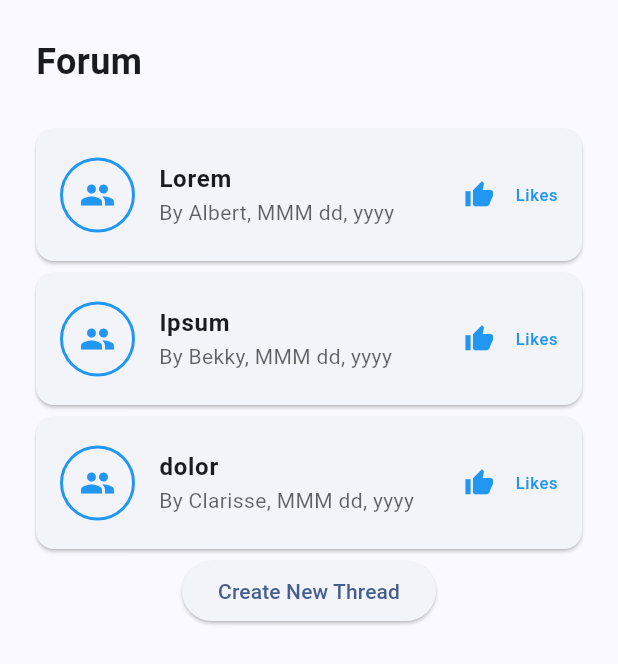
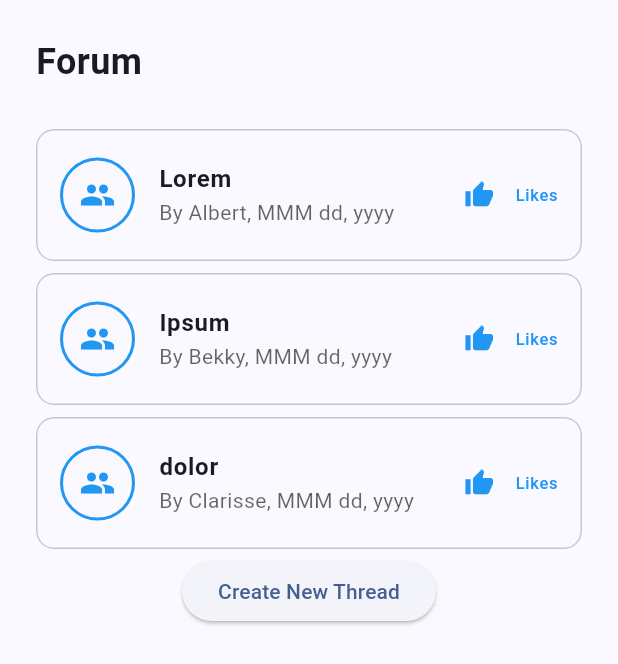
Before and after one commit to FakhriF/simaskuli_flutter, a Flutter app: the ForumPage screen opened directly, on a phone screen of 412 x 824 dp. Shown: the top 664 px of the screen. Run offline on Flutter 3.47's test engine with Material 3 defaults, Android fonts, the phone set to English and light mode, and no system bars.

Commit message:
Update UI to resemble more of web site

```diff
--- a/lib/pages/forum/forum_page.dart
+++ b/lib/pages/forum/forum_page.dart
@@ -32,7 +32,7 @@ class ForumPage extends StatelessWidget {
                 itemBuilder: (context, index) {
                   return Container(
                     padding: const EdgeInsets.symmetric(horizontal: 20),
-                    child: Card(
+                    child: Card.outlined(
                       clipBehavior: Clip.antiAlias,
                       child: ListTile(
                         contentPadding: EdgeInsets.symmetric(horizontal: 16, vertical: 8),
```
